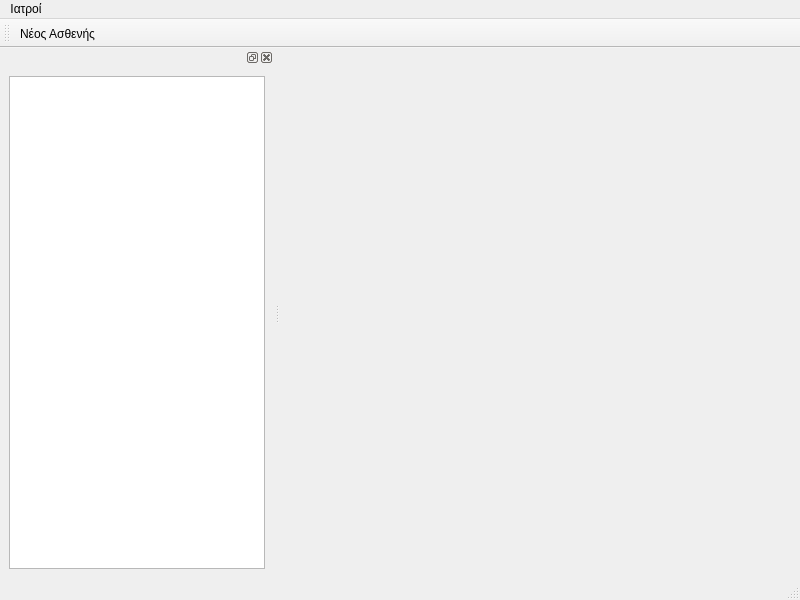
The window that ui/ui_files/mainWindow.ui (tdgs/medical_qt_ruby) describes before a commit, drawn with Qt 5.
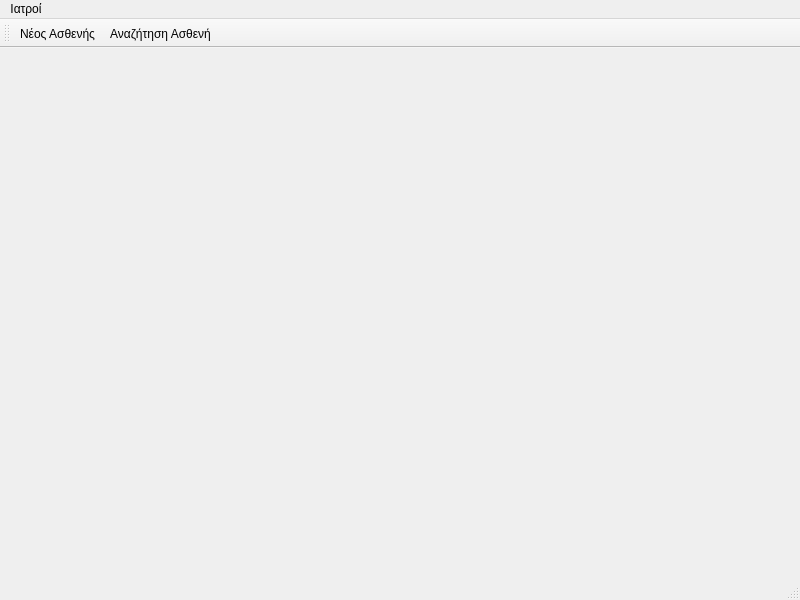
The same window after the commit. Custom widgets are drawn as their Qt base class.

Commit message: search form

Patch:
```diff
--- a/ui/ui_files/mainWindow.ui
+++ b/ui/ui_files/mainWindow.ui
@@ -13,7 +13,12 @@
   <property name="windowTitle">
    <string>MainWindow</string>
   </property>
-  <widget class="QWidget" name="centralwidget"/>
+  <property name="dockOptions">
+   <set>QMainWindow::AllowNestedDocks|QMainWindow::AllowTabbedDocks|QMainWindow::AnimatedDocks|QMainWindow::ForceTabbedDocks</set>
+  </property>
+  <widget class="QWidget" name="centralwidget">
+   <layout class="QGridLayout" name="gridLayout_2"/>
+  </widget>
   <widget class="QMenuBar" name="menubar">
    <property name="geometry">
     <rect>
@@ -43,35 +48,19 @@
     <bool>false</bool>
    </attribute>
    <addaction name="new_patient"/>
-  </widget>
-  <widget class="QDockWidget" name="dockWidget">
-   <attribute name="dockWidgetArea">
-    <number>1</number>
-   </attribute>
-   <widget class="QWidget" name="dockWidgetContents">
-    <layout class="QGridLayout" name="gridLayout">
-     <item row="0" column="0">
-      <widget class="PatientTable" name="patientTable"/>
-     </item>
-    </layout>
-   </widget>
+   <addaction name="searchPatient"/>
   </widget>
   <action name="new_patient">
    <property name="text">
     <string>Νέος Ασθενής</string>
    </property>
   </action>
+  <action name="searchPatient">
+   <property name="text">
+    <string>Αναζήτηση Ασθενή</string>
+   </property>
+  </action>
  </widget>
- <customwidgets>
-  <customwidget>
-   <class>PatientTable</class>
-   <extends>QTableView</extends>
-   <header>patienttable.h</header>
-   <slots>
-    <slot>new_item()</slot>
-   </slots>
-  </customwidget>
- </customwidgets>
  <resources/>
  <connections/>
 </ui>
```
The commit also changes 13 other files.
